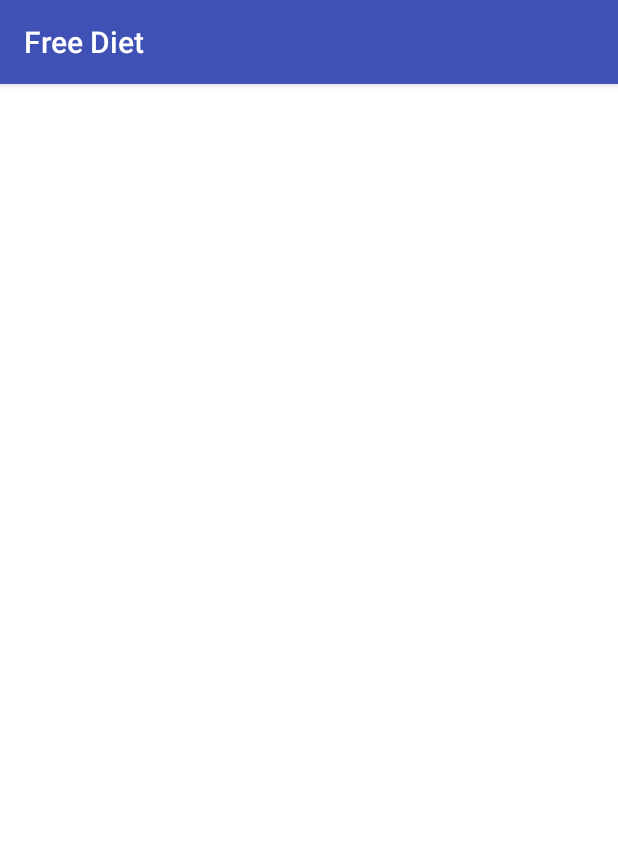
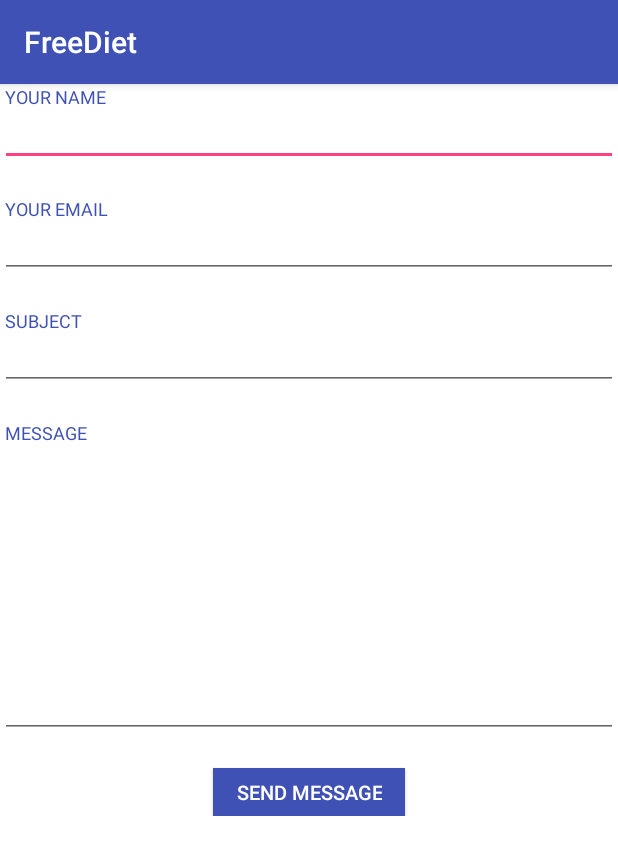
Before and after one commit to abhi1349/aa, an Android app: the screen it shows after launch (FreeDietActivity before the commit, ContactActivity after it), on a phone screen of 412 x 824 dp. Shown: the top 855 px of the screen. Run offline under Robolectric (Android 15) with nearby library versions, the phone set to English and light mode, and no system bars.

Commit message:
button design changes Full Chart Activity Design change Button_shape change Contact Us Activity

```diff
--- a/app/src/main/AndroidManifest.xml
+++ b/app/src/main/AndroidManifest.xml
@@ -14,7 +14,7 @@
         android:roundIcon="@mipmap/ic_launcher_round"
         android:supportsRtl="true"
         android:theme="@style/AppTheme">
-        <activity android:name=".activity.FreeDietActivity">
+        <activity android:name=".activity.ContactActivity">
             <intent-filter>
                 <action android:name="android.intent.action.MAIN" />
 
@@ -33,7 +33,8 @@
         </receiver>
 
         <activity android:name=".activity.PaidDietActivity" />
-        <activity android:name=".activity.PaidDaysActivity"></activity>
+        <activity android:name=".activity.PaidDaysActivity" />
+        <activity android:name=".activity.FreeDietActivity"></activity>
     </application>
 
 </manifest>
--- /dev/null
+++ b/app/src/main/java/com/example/android/freediet/activity/ContactActivity.java
@@ -0,0 +1,116 @@
+package com.example.android.freediet.activity;
+
+import android.app.Activity;
+import android.content.Intent;
+import android.os.Bundle;
+import android.support.v7.app.AppCompatActivity;
+import android.text.TextUtils;
+import android.view.View;
+import android.widget.Button;
+import android.widget.EditText;
+
+import com.example.android.freediet.R;
+
+import java.util.regex.Matcher;
+import java.util.regex.Pattern;
+
+public class ContactActivity extends AppCompatActivity {
+    private Activity activity;
+
+    @Override
+    protected void onCreate(Bundle savedInstanceState) {
+        super.onCreate(savedInstanceState);
+        setContentView(R.layout.activity_contact);
+
+        final EditText your_name        = (EditText) findViewById(R.id.your_name);
+        final EditText your_email       = (EditText) findViewById(R.id.your_email);
+        final EditText your_subject     = (EditText) findViewById(R.id.your_subject);
+        final EditText your_message     = (EditText) findViewById(R.id.your_message);
+
+
+
+        Button email = (Button) findViewById(R.id.post_message);
+        email.setOnClickListener(new View.OnClickListener() {
+            @Override
+            public void onClick(View v) {
+
+                String name      = your_name.getText().toString();
+                String email     = your_email.getText().toString();
+                String subject   = your_subject.getText().toString();
+                String message   = your_message.getText().toString();
+                if (TextUtils.isEmpty(name)){
+                    your_name.setError("Enter Your Name");
+                    your_name.requestFocus();
+                    return;
+                }
+
+                Boolean onError = false;
+                if (!isValidEmail(email)) {
+                    onError = true;
+                    your_email.setError("Invalid Email");
+                    return;
+                }
+
+                if (TextUtils.isEmpty(subject)){
+                    your_subject.setError("Enter Your Subject");
+                    your_subject.requestFocus();
+                    return;
+                }
+
+                if (TextUtils.isEmpty(message)){
+                    your_message.setError("Enter Your Message");
+                    your_message.requestFocus();
+                    return;
+                }
+
+                Intent sendEmail = new Intent(android.content.Intent.ACTION_SEND);
+
+                /* Fill it with Data */
+                sendEmail.setType("plain/text");
+                sendEmail.putExtra(android.content.Intent.EXTRA_EMAIL, new String[]{"dr.m.karthiik@gmail.com"});
+                sendEmail.putExtra(android.content.Intent.EXTRA_SUBJECT, subject);
+                sendEmail.putExtra(android.content.Intent.EXTRA_TEXT,
+                        "name:"+name+'\n'+"Email ID:"+email+'\n'+"Message:"+'\n'+message);
+
+                /* Send it off to the Activity-Chooser */
+                startActivity(Intent.createChooser(sendEmail, "Send mail..."));
+
+
+            }
+        });
+    }
+
+    @Override
+    public void onResume() {
+        super.onResume();
+        //Get a Tracker (should auto-report)
+
+
+    }
+
+    @Override
+    protected void onStart() {
+        super.onStart();
+
+    }
+
+    @Override
+    protected void onStop() {
+        super.onStop();
+
+    }
+
+
+    // validating email id
+
+    private boolean isValidEmail(String email) {
+        String EMAIL_PATTERN = "^[_A-Za-z0-9-\\+]+(\\.[_A-Za-z0-9-]+)*@"
+                + "[A-Za-z0-9-]+(\\.[A-Za-z0-9]+)*(\\.[A-Za-z]{2,})$";
+
+        Pattern pattern = Pattern.compile(EMAIL_PATTERN);
+        Matcher matcher = pattern.matcher(email);
+        return matcher.matches();
+    }
+
+
+}
--- /dev/null
+++ b/app/src/main/res/layout/activity_contact.xml
@@ -0,0 +1,112 @@
+<?xml version="1.0" encoding="utf-8"?>
+<android.support.design.widget.CoordinatorLayout xmlns:android="http://schemas.android.com/apk/res/android"
+xmlns:app="http://schemas.android.com/apk/res-auto"
+xmlns:tools="http://schemas.android.com/tools"
+android:layout_width="match_parent"
+android:layout_height="match_parent"
+android:fitsSystemWindows="true"
+tools:context=".activity.ContactActivity">
+
+<ScrollView
+    android:layout_width="match_parent"
+    android:layout_height="match_parent"
+    android:background="@android:color/white"
+    app:layout_behavior="@string/appbar_scrolling_view_behavior">
+
+    <LinearLayout
+        android:layout_width="match_parent"
+        android:layout_height="wrap_content"
+        android:orientation="vertical">
+
+        <TextView
+            android:layout_width="fill_parent"
+            android:layout_height="wrap_content"
+            android:paddingLeft="3dp"
+            android:text="@string/contact_form_name"
+            android:textAllCaps="true"
+            android:textColor="@color/colorPrimary"
+            android:textSize="12sp" />
+
+        <EditText
+            android:id="@+id/your_name"
+            android:layout_width="fill_parent"
+            android:layout_height="38dp"
+            android:layout_marginBottom="20dp"
+            android:inputType="text"
+            android:singleLine="true"
+            android:textSize="14sp" />
+
+        <TextView
+            android:layout_width="fill_parent"
+            android:layout_height="wrap_content"
+            android:paddingLeft="3dp"
+            android:text="@string/contact_form_email"
+            android:textAllCaps="true"
+            android:textColor="@color/colorPrimary"
+            android:textSize="12sp" />
+
+        <EditText
+            android:id="@+id/your_email"
+            android:layout_width="fill_parent"
+            android:layout_height="38dp"
+            android:layout_marginBottom="20dp"
+            android:inputType="textEmailAddress"
+            android:singleLine="true"
+            android:textSize="14sp" />
+
+
+        <TextView
+            android:layout_width="fill_parent"
+            android:layout_height="wrap_content"
+            android:paddingLeft="3dp"
+            android:text="@string/contact_form_subject"
+            android:textAllCaps="true"
+            android:textColor="@color/colorPrimary"
+            android:textSize="12sp" />
+
+        <EditText
+            android:id="@+id/your_subject"
+            android:layout_width="fill_parent"
+            android:layout_height="38dp"
+            android:layout_marginBottom="20dp"
+            android:inputType="text"
+            android:singleLine="true"
+            android:textSize="14sp" />
+
+        <TextView
+            android:layout_width="fill_parent"
+            android:layout_height="32dp"
+            android:paddingLeft="3dp"
+            android:text="@string/contact_form_message"
+            android:textAllCaps="true"
+            android:textColor="@color/colorPrimary"
+            android:textSize="12sp" />
+
+        <EditText
+            android:id="@+id/your_message"
+            android:layout_width="fill_parent"
+            android:layout_height="wrap_content"
+            android:layout_marginBottom="20dp"
+            android:height="180dp"
+            android:gravity="top"
+            android:inputType="textMultiLine"
+            android:textSize="14sp" />
+
+        <Button
+            android:id="@+id/post_message"
+            android:layout_width="wrap_content"
+            android:layout_height="32dp"
+            android:layout_gravity="center"
+            android:background="@color/colorPrimary"
+            android:paddingBottom="1dp"
+            android:paddingLeft="15dp"
+            android:paddingRight="15dp"
+            android:paddingTop="1dp"
+            android:text="@string/contact_form_button"
+            android:textAllCaps="true"
+            android:textColor="@android:color/white"
+            android:textSize="13sp" />
+    </LinearLayout>
+</ScrollView>
+
+</android.support.design.widget.CoordinatorLayout>
--- a/app/src/main/res/values/strings.xml
+++ b/app/src/main/res/values/strings.xml
@@ -5,4 +5,16 @@
     <!-- Strings related to Prakriti Analysis -->
     <string name="save">Save</string>
     <string name="reset">Reset</string>
+
+    <!--Contact Form-->
+    <string name="contact_form">Contact Us</string>
+    <string name="contact_form_name">Your Name</string>
+    <string name="contact_form_email">Your Email</string>
+    <string name="contact_form_subject">Subject</string>
+    <string name="contact_form_message">Message</string>
+    <string name="contact_form_button">Send Message</string>
+    <string name="contact_form_post_message">Please wait! We\'re sending your message to the support department...</string>
+    <string name="contact_posted">Your message has been successfully delivered.</string>
+
+
 </resources>
```
